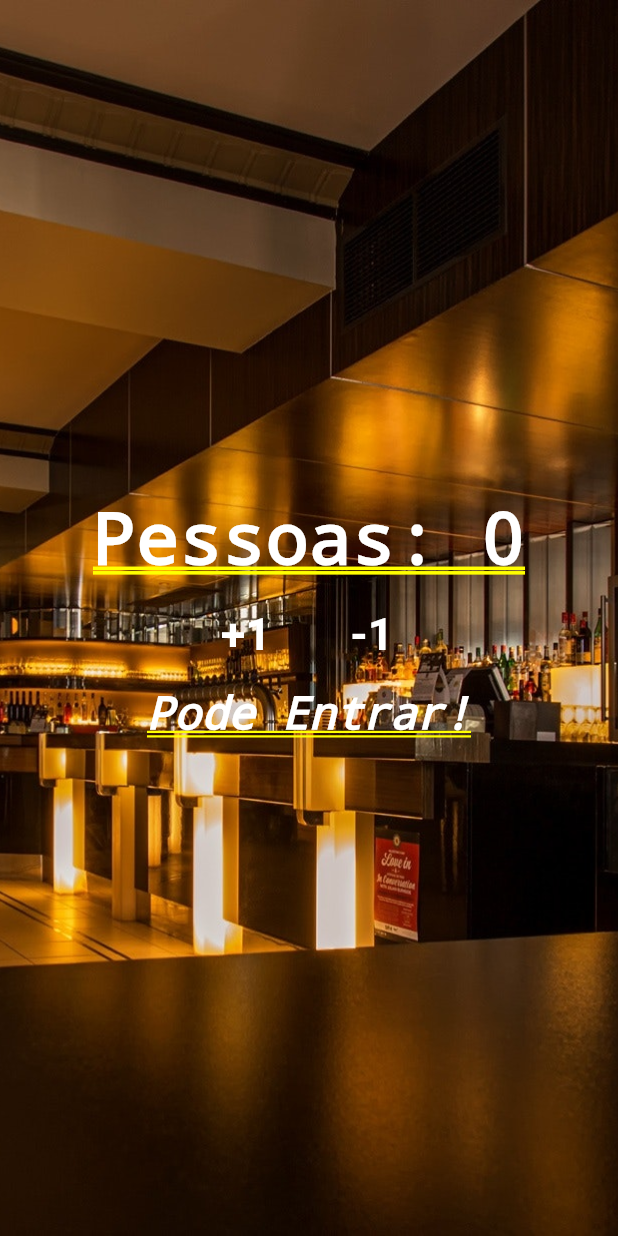
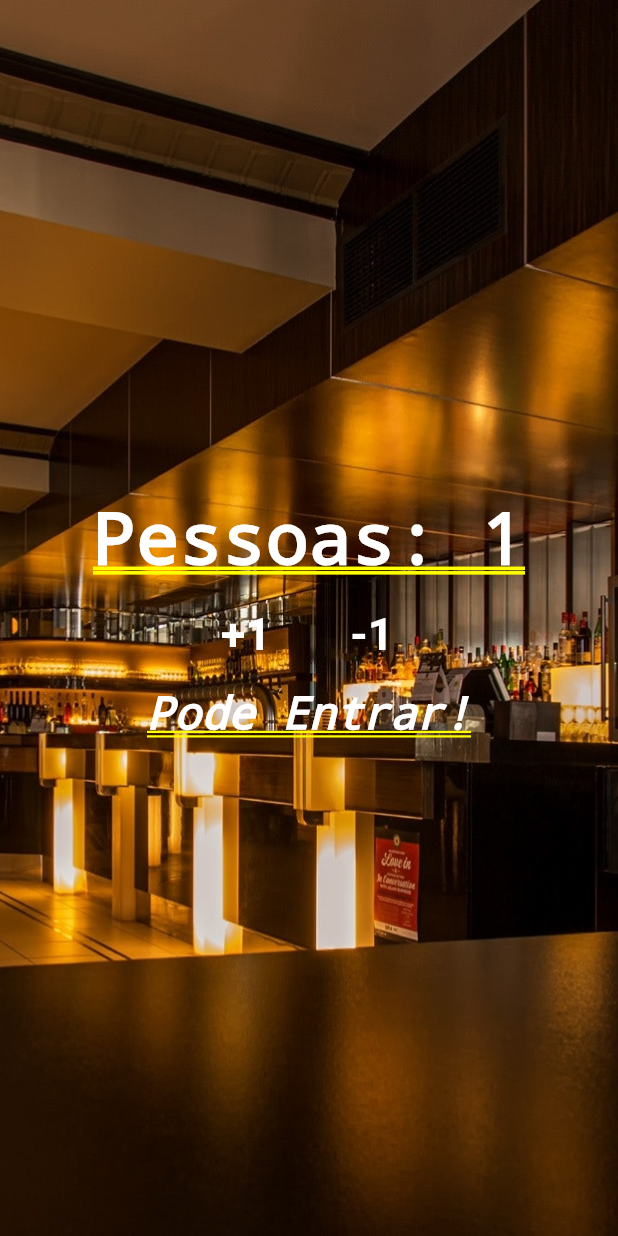
Before and after one commit to gustavoconchal/people-counter, a Flutter app: the screen it shows after launch, after a tap on "+1", on a phone screen of 412 x 824 dp. Run offline on Flutter 3.47's test engine with Material 2 defaults, Android fonts, the phone set to English and light mode, and no system bars.

Commit message:
Transformado a Home em Stateful e adicionado o metódo para contar pessoas

```diff
--- a/lib/main.dart
+++ b/lib/main.dart
@@ -2,9 +2,26 @@ import 'package:flutter/cupertino.dart';
 import 'package:flutter/material.dart';
 
 void main() {
-  runApp(MaterialApp(
-      title: "Contador de Pessoas",
-      home: Stack(
+  runApp(MaterialApp(title: "Contador de Pessoas", home: Home()));
+}
+
+class Home extends StatefulWidget {
+  @override
+  _HomeState createState() => _HomeState();
+}
+
+class _HomeState extends State<Home> {
+  int _peopleCounter = 0;
+
+  void _changePeople(int p) {
+    setState(() {
+      _peopleCounter += p;
+    });
+  }
+
+  @override
+  Widget build(BuildContext context) {
+    return Stack(
       children: [
         Image.asset(
           "images/restaurant.jpg",
@@ -15,7 +32,7 @@ void main() {
           mainAxisAlignment: MainAxisAlignment.center,
           children: [
             Text(
-                "Pessoas: 0",
+              "Pessoas: $_peopleCounter",
               style:
                   TextStyle(color: Colors.white, fontWeight: FontWeight.bold),
             ),
@@ -25,7 +42,9 @@ void main() {
                 Padding(
                   padding: EdgeInsets.all(10.0),
                   child: TextButton(
-                        onPressed: () {},
+                      onPressed: () {
+                        _changePeople(1);
+                      },
                       child: Text(
                         "+1",
                         style: TextStyle(
@@ -37,7 +56,9 @@ void main() {
                 Padding(
                   padding: EdgeInsets.all(10.0),
                   child: TextButton(
-                        onPressed: () {},
+                      onPressed: () {
+                        _changePeople(-1);
+                      },
                       child: Text(
                         "-1",
                         style: TextStyle(
@@ -58,5 +79,6 @@ void main() {
           ],
         ),
       ],
-      )));
+    );
   }
+}
```
Lines whose indentation alone changed are shown as unchanged.
